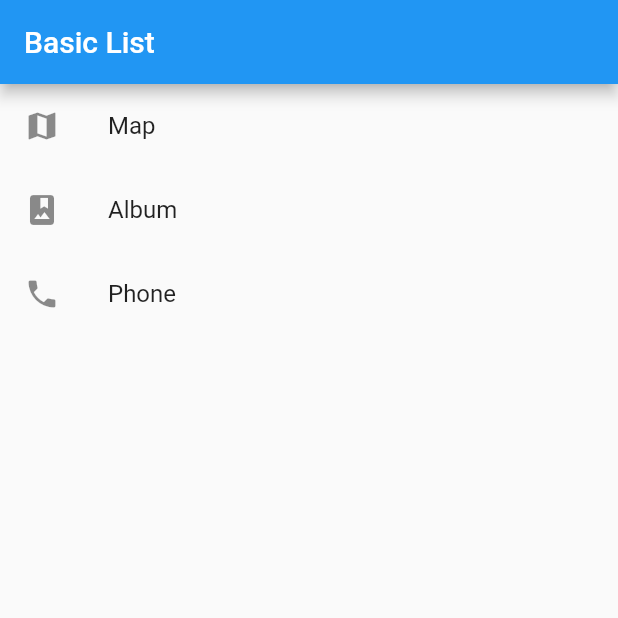
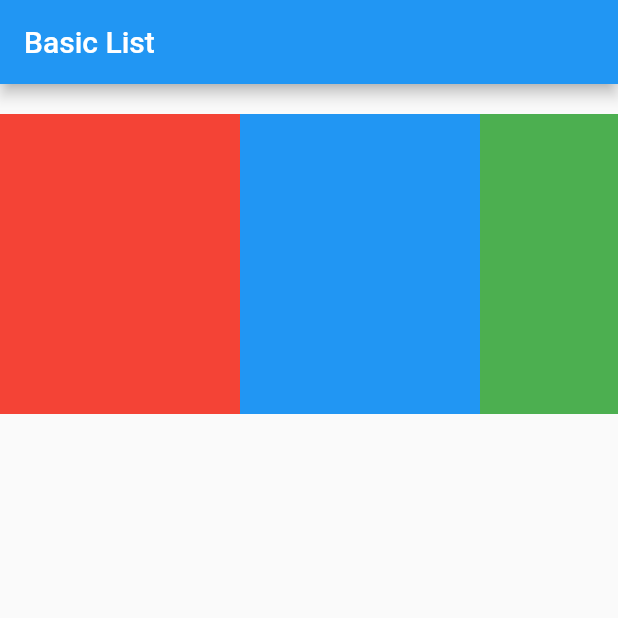
Before and after one commit to jamilxt/flutter_basic_list, a Flutter app: the screen it shows after launch, on a phone screen of 412 x 824 dp, the top half of it. Run offline on Flutter 3.47's test engine with Material 2 defaults, Android fonts, the phone set to English and light mode, and no system bars.

Commit message:
add horizontal scroll

```diff
--- a/lib/main.dart
+++ b/lib/main.dart
@@ -1,4 +1,9 @@
 import 'package:flutter/material.dart';
+
+/*
+* https://flutter.dev/docs/cookbook/lists/horizontal-list
+*
+* */
 
 void main() => runApp(MyApp());
 
@@ -13,21 +18,35 @@ class MyApp extends StatelessWidget {
         appBar: AppBar(
           title: Text(title),
         ),
-        body: ListView(
-          children: <Widget>[
-            ListTile(
-              leading: Icon(Icons.map),
-              title: Text('Map'),
-            ),
-            ListTile(
-              leading: Icon(Icons.photo_album),
-              title: Text('Album'),
-            ),
-            ListTile(
-              leading: Icon(Icons.phone),
-              title: Text('Phone'),
-            ),
-          ],
+        body: Container(
+          margin: EdgeInsets.symmetric(vertical: 20.0),
+          height: 200.0,
+          child: ListView(
+            // This next line does the trick.
+            scrollDirection: Axis.horizontal,
+            children: <Widget>[
+              Container(
+                width: 160.0,
+                color: Colors.red,
+              ),
+              Container(
+                width: 160.0,
+                color: Colors.blue,
+              ),
+              Container(
+                width: 160.0,
+                color: Colors.green,
+              ),
+              Container(
+                width: 160.0,
+                color: Colors.yellow,
+              ),
+              Container(
+                width: 160.0,
+                color: Colors.orange,
+              ),
+            ],
+          ),
         ),
       ),
     );
```
